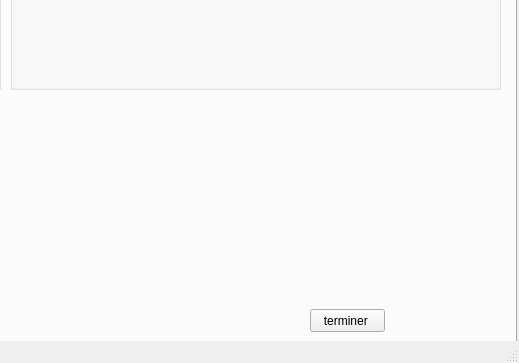
Before: the Qt Designer form mainwindow.ui in Mahdi-dahmani/Smart-Aid-association-2A9, drawn with Qt 5; both pictures show x 654 to 1173 and y 423 to 786 of the 1173 by 786 pixel window.
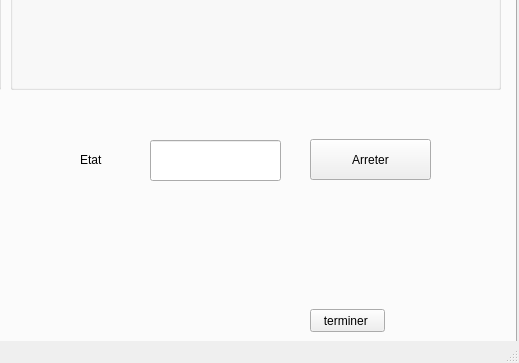
After: the same form once the commit is applied. The open tabs and pages were chosen to show the change.

```diff
--- a/mainwindow.ui
+++ b/mainwindow.ui
@@ -592,6 +592,42 @@
          <string>terminer </string>
         </property>
        </widget>
+       <widget class="QPushButton" name="art">
+        <property name="geometry">
+         <rect>
+          <x>950</x>
+          <y>510</y>
+          <width>121</width>
+          <height>41</height>
+         </rect>
+        </property>
+        <property name="text">
+         <string>Arreter</string>
+        </property>
+       </widget>
+       <widget class="QLabel" name="label_4">
+        <property name="geometry">
+         <rect>
+          <x>720</x>
+          <y>520</y>
+          <width>71</width>
+          <height>21</height>
+         </rect>
+        </property>
+        <property name="text">
+         <string>Etat</string>
+        </property>
+       </widget>
+       <widget class="QLineEdit" name="etat">
+        <property name="geometry">
+         <rect>
+          <x>790</x>
+          <y>511</y>
+          <width>131</width>
+          <height>41</height>
+         </rect>
+        </property>
+       </widget>
       </widget>
       <widget class="QWidget" name="tab_7">
        <attribute name="title">
```
Left out of the diff: 2 changed lines with no effect on the pictures.
